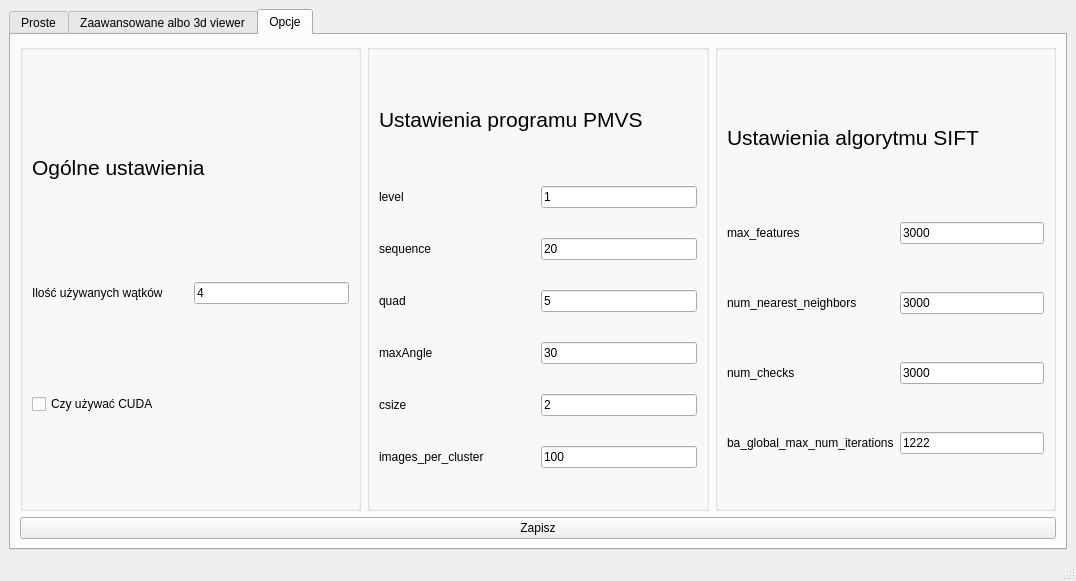
Before: the Qt Designer form form.ui in Arynski/Photogrammetry, drawn with Qt 5.
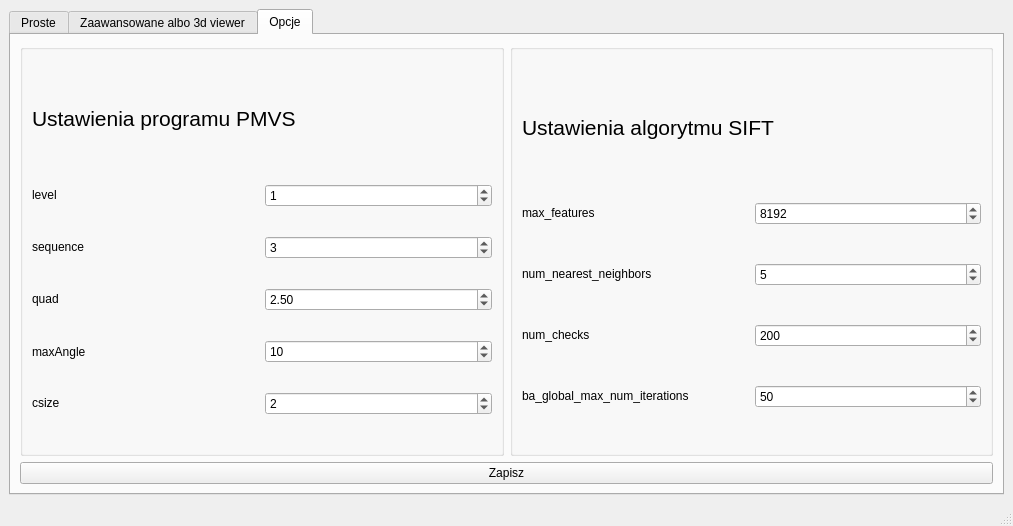
After: the same form once the commit is applied. The open tabs and pages were chosen to show the change.

Diff of the .ui file:
```diff
--- a/form.ui
+++ b/form.ui
@@ -6,8 +6,8 @@
    <rect>
     <x>0</x>
     <y>0</y>
-    <width>1076</width>
-    <height>581</height>
+    <width>1013</width>
+    <height>526</height>
    </rect>
   </property>
   <property name="sizePolicy">
@@ -199,6 +199,19 @@
              <string>Rekonstrukcja</string>
             </property>
             <layout class="QGridLayout" name="gridLayout_2">
+             <item row="2" column="0">
+              <widget class="QLabel" name="rekonstrukcjaLabel3">
+               <property name="sizePolicy">
+                <sizepolicy hsizetype="Expanding" vsizetype="Maximum">
+                 <horstretch>0</horstretch>
+                 <verstretch>0</verstretch>
+                </sizepolicy>
+               </property>
+               <property name="text">
+                <string>Wybierz poziom dokładności</string>
+               </property>
+              </widget>
+             </item>
              <item row="0" column="0">
               <widget class="QGroupBox" name="groupBox">
                <property name="sizePolicy">
@@ -211,7 +224,7 @@
                 <string>Informacje o modelu</string>
                </property>
                <layout class="QGridLayout" name="gridLayout_6">
-                <item row="0" column="0">
+                <item row="1" column="0">
                  <widget class="QLabel" name="rekonstrukcjaLabel2">
                   <property name="sizePolicy">
                    <sizepolicy hsizetype="Expanding" vsizetype="Maximum">
@@ -224,23 +237,77 @@
                   </property>
                  </widget>
                 </item>
-                <item row="1" column="0">
-                 <widget class="QLabel" name="rekonstrukcjaAvgFeatureLabel">
-                  <property name="text">
-                   <string>TextLabel</string>
+                <item row="0" column="0">
+                 <widget class="QLabel" name="rekonstrukcjaLabel1">
+                  <property name="sizePolicy">
+                   <sizepolicy hsizetype="Expanding" vsizetype="Maximum">
+                    <horstretch>0</horstretch>
+                    <verstretch>0</verstretch>
+                   </sizepolicy>
                   </property>
-                 </widget>
-                </item>
-                <item row="2" column="0">
-                 <widget class="QLabel" name="rekonstrukcjaPointsCount">
                   <property name="text">
-                   <string>TextLabel</string>
+                   <string>W katalogu roboczym jest:</string>
                   </property>
                  </widget>
                 </item>
                </layout>
               </widget>
              </item>
+             <item row="4" column="0">
+              <layout class="QVBoxLayout" name="verticalLayout_3">
+               <item>
+                <widget class="QLabel" name="label_15">
+                 <property name="text">
+                  <string>Używane wątki:</string>
+                 </property>
+                </widget>
+               </item>
+               <item>
+                <widget class="QSpinBox" name="wybierzLiczbeWatkow"/>
+               </item>
+               <item>
+                <widget class="QCheckBox" name="czyGPU">
+                 <property name="text">
+                  <string>Czy używać GPU</string>
+                 </property>
+                </widget>
+               </item>
+               <item>
+                <widget class="QCheckBox" name="checkBox">
+                 <property name="text">
+                  <string>Wymuś rekonstrukcję</string>
+                 </property>
+                </widget>
+               </item>
+               <item>
+                <spacer name="verticalSpacer_2">
+                 <property name="orientation">
+                  <enum>Qt::Orientation::Vertical</enum>
+                 </property>
+                 <property name="sizeHint" stdset="0">
+                  <size>
+                   <width>20</width>
+                   <height>40</height>
+                  </size>
+                 </property>
+                </spacer>
+               </item>
+               <item>
+                <widget class="QCheckBox" name="matchowanieCheckbox">
+                 <property name="text">
+                  <string>Użyj łączenia sekwencyjnego</string>
+                 </property>
+                </widget>
+               </item>
+               <item>
+                <widget class="QPushButton" name="startRekonstrukcji">
+                 <property name="text">
+                  <string>Rozpocznij rekonstrukcję 3D</string>
+                 </property>
+                </widget>
+               </item>
+              </layout>
+             </item>
              <item row="3" column="0">
               <widget class="QComboBox" name="wyborOpcji">
                <property name="editable">
@@ -271,74 +338,6 @@
                </item>
               </widget>
              </item>
-             <item row="2" column="0">
-              <widget class="QLabel" name="rekonstrukcjaLabel3">
-               <property name="sizePolicy">
-                <sizepolicy hsizetype="Expanding" vsizetype="Maximum">
-                 <horstretch>0</horstretch>
-                 <verstretch>0</verstretch>
-                </sizepolicy>
-               </property>
-               <property name="text">
-                <string>Wybierz poziom dokładności</string>
-               </property>
-              </widget>
-             </item>
-             <item row="5" column="0">
-              <layout class="QVBoxLayout" name="verticalLayout_3">
-               <item>
-                <widget class="QLabel" name="label_15">
-                 <property name="text">
-                  <string>Używane wątki:</string>
-                 </property>
-                </widget>
-               </item>
-               <item>
-                <widget class="QSpinBox" name="wybierzLiczbeWatkow"/>
-               </item>
-               <item>
-                <widget class="QCheckBox" name="matchowanieCheckBox">
-                 <property name="text">
-                  <string>Użyj matchowania sekwencyjnego</string>
-                 </property>
-                </widget>
-               </item>
-               <item>
-                <widget class="QCheckBox" name="wymusRekonstrukcje">
-                 <property name="text">
-                  <string>Wymuś nową rekonstrukcję</string>
-                 </property>
-                </widget>
-               </item>
-               <item>
-                <widget class="QLabel" name="rekonstrukcjaStatusLabel">
-                 <property name="text">
-                  <string/>
-                 </property>
-                </widget>
-               </item>
-               <item>
-                <spacer name="verticalSpacer_2">
-                 <property name="orientation">
-                  <enum>Qt::Orientation::Vertical</enum>
-                 </property>
-                 <property name="sizeHint" stdset="0">
-                  <size>
-                   <width>20</width>
-                   <height>40</height>
-                  </size>
-                 </property>
-                </spacer>
-               </item>
-               <item>
-                <widget class="QPushButton" name="startRekonstrukcji">
-                 <property name="text">
-                  <string>Rozpocznij rekonstrukcję 3D</string>
-                 </property>
-                </widget>
-               </item>
-              </layout>
-             </item>
             </layout>
            </widget>
           </item>
@@ -460,79 +459,6 @@
        <layout class="QGridLayout" name="gridLayout_15">
         <item row="0" column="0">
          <layout class="QHBoxLayout" name="horizontalLayout">
-          <item>
-           <widget class="QGroupBox" name="formGroupBox_3">
-            <property name="sizePolicy">
-             <sizepolicy hsizetype="Expanding" vsizetype="Expanding">
-              <horstretch>0</horstretch>
-              <verstretch>0</verstretch>
-             </sizepolicy>
-            </property>
-            <layout class="QGridLayout" name="gridLayout">
-             <item row="0" column="0" colspan="2">
-              <widget class="QLabel" name="label_12">
-               <property name="sizePolicy">
-                <sizepolicy hsizetype="Expanding" vsizetype="Maximum">
-                 <horstretch>0</horstretch>
-                 <verstretch>0</verstretch>
-                </sizepolicy>
-               </property>
-               <property name="text">
-                <string>&lt;html&gt;&lt;head/&gt;&lt;body&gt;&lt;p&gt;&lt;span style=&quot; font-size:16pt;&quot;&gt;Ogólne ustawienia&lt;/span&gt;&lt;/p&gt;&lt;/body&gt;&lt;/html&gt;</string>
-               </property>
-               <property name="wordWrap">
-                <bool>true</bool>
-               </property>
-              </widget>
-             </item>
-             <item row="2" column="0" colspan="2">
-              <widget class="QCheckBox" name="checkBox">
-               <property name="enabled">
-                <bool>true</bool>
-               </property>
-               <property name="sizePolicy">
-                <sizepolicy hsizetype="Expanding" vsizetype="Maximum">
-                 <horstretch>0</horstretch>
-                 <verstretch>0</verstretch>
-                </sizepolicy>
-               </property>
-               <property name="text">
-                <string>Czy używać CUDA</string>
-               </property>
-              </widget>
-             </item>
-             <item row="1" column="1">
-              <widget class="QLineEdit" name="lineEdit_10">
-               <property name="sizePolicy">
-                <sizepolicy hsizetype="Expanding" vsizetype="Maximum">
-                 <horstretch>0</horstretch>
-                 <verstretch>0</verstretch>
-                </sizepolicy>
-               </property>
-               <property name="text">
-                <string>4</string>
-               </property>
-              </widget>
-             </item>
-             <item row="1" column="0">
-              <widget class="QLabel" name="label_13">
-               <property name="sizePolicy">
-                <sizepolicy hsizetype="MinimumExpanding" vsizetype="Maximum">
-                 <horstretch>0</horstretch>
-                 <verstretch>0</verstretch>
-                </sizepolicy>
-               </property>
-               <property name="text">
-                <string>Ilość używanych wątków</string>
-               </property>
-               <property name="wordWrap">
-                <bool>true</bool>
-               </property>
-              </widget>
-             </item>
-            </layout>
-           </widget>
-          </item>
           <item>
            <widget class="QGroupBox" name="formGroupBox_2">
             <property name="sizePolicy">
@@ -542,40 +468,10 @@
              </sizepolicy>
             </property>
             <layout class="QGridLayout" name="gridLayout_8">
-             <item row="0" column="0" colspan="2">
-              <widget class="QLabel" name="label_2">
-               <property name="sizePolicy">
-                <sizepolicy hsizetype="Expanding" vsizetype="Maximum">
-                 <horstretch>0</horstretch>
-                 <verstretch>0</verstretch>
-                </sizepolicy>
-               </property>
-               <property name="text">
-                <string>&lt;html&gt;&lt;head/&gt;&lt;body&gt;&lt;p&gt;&lt;span style=&quot; font-size:16pt;&quot;&gt;Ustawienia programu PMVS&lt;/span&gt;&lt;/p&gt;&lt;/body&gt;&lt;/html&gt;</string>
-               </property>
-               <property name="wordWrap">
-                <bool>true</bool>
-               </property>
-              </widget>
-             </item>
-             <item row="5" column="1">
-              <widget class="QLineEdit" name="lineEdit_6">
-               <property name="text">
-                <string>2</string>
-               </property>
-              </widget>
-             </item>
-             <item row="4" column="1">
-              <widget class="QLineEdit" name="lineEdit_5">
-               <property name="text">
-                <string>30</string>
-               </property>
-              </widget>
-             </item>
-             <item row="5" column="0">
+             <item row="6" column="0">
               <widget class="QLabel" name="label_11">
                <property name="sizePolicy">
-                <sizepolicy hsizetype="Expanding" vsizetype="Maximum">
+                <sizepolicy hsizetype="MinimumExpanding" vsizetype="Maximum">
                  <horstretch>0</horstretch>
                  <verstretch>0</verstretch>
                 </sizepolicy>
@@ -588,10 +484,10 @@
                </property>
               </widget>
              </item>
-             <item row="3" column="0">
+             <item row="4" column="0">
               <widget class="QLabel" name="label_9">
                <property name="sizePolicy">
-                <sizepolicy hsizetype="Expanding" vsizetype="Maximum">
+                <sizepolicy hsizetype="MinimumExpanding" vsizetype="Maximum">
                  <horstretch>0</horstretch>
                  <verstretch>0</verstretch>
                 </sizepolicy>
@@ -604,15 +500,8 @@
                </property>
               </widget>
              </item>
-             <item row="2" column="1">
-              <widget class="QLineEdit" name="lineEdit_3">
-               <property name="text">
-                <string>20</string>
-               </property>
-              </widget>
-             </item>
-             <item row="1" column="1">
-              <widget class="QLineEdit" name="lineEdit_2">
+             <item row="0" column="0" colspan="2">
+              <widget class="QLabel" name="label_2">
                <property name="sizePolicy">
                 <sizepolicy hsizetype="Expanding" vsizetype="Maximum">
                  <horstretch>0</horstretch>
@@ -620,14 +509,17 @@
                 </sizepolicy>
                </property>
                <property name="text">
-                <string>1</string>
+                <string>&lt;html&gt;&lt;head/&gt;&lt;body&gt;&lt;p&gt;&lt;span style=&quot; font-size:16pt;&quot;&gt;Ustawienia programu PMVS&lt;/span&gt;&lt;/p&gt;&lt;/body&gt;&lt;/html&gt;</string>
+               </property>
+               <property name="wordWrap">
+                <bool>true</bool>
                </property>
               </widget>
              </item>
-             <item row="1" column="0">
+             <item row="2" column="0">
               <widget class="QLabel" name="label_8">
                <property name="sizePolicy">
-                <sizepolicy hsizetype="Expanding" vsizetype="Maximum">
+                <sizepolicy hsizetype="MinimumExpanding" vsizetype="Maximum">
                  <horstretch>0</horstretch>
                  <verstretch>0</verstretch>
                 </sizepolicy>
@@ -640,17 +532,10 @@
                </property>
               </widget>
              </item>
-             <item row="3" column="1">
-              <widget class="QLineEdit" name="lineEdit_4">
-               <property name="text">
-                <string>5</string>
-               </property>
-              </widget>
-             </item>
-             <item row="2" column="0">
+             <item row="3" column="0">
               <widget class="QLabel" name="label_6">
                <property name="sizePolicy">
-                <sizepolicy hsizetype="Expanding" vsizetype="Maximum">
+                <sizepolicy hsizetype="MinimumExpanding" vsizetype="Maximum">
                  <horstretch>0</horstretch>
                  <verstretch>0</verstretch>
                 </sizepolicy>
@@ -663,8 +548,14 @@
                </property>
               </widget>
              </item>
-             <item row="4" column="0">
+             <item row="5" column="0">
               <widget class="QLabel" name="label_10">
+               <property name="sizePolicy">
+                <sizepolicy hsizetype="MinimumExpanding" vsizetype="Preferred">
+                 <horstretch>0</horstretch>
+                 <verstretch>0</verstretch>
+                </sizepolicy>
+               </property>
                <property name="text">
                 <string>maxAngle</string>
                </property>
@@ -673,17 +564,62 @@
                </property>
               </widget>
              </item>
-             <item row="6" column="0">
-              <widget class="QLabel" name="label_16">
-               <property name="text">
-                <string>images_per_cluster</string>
+             <item row="2" column="1">
+              <widget class="QSpinBox" name="level">
+               <property name="sizePolicy">
+                <sizepolicy hsizetype="Expanding" vsizetype="Maximum">
+                 <horstretch>0</horstretch>
+                 <verstretch>0</verstretch>
+                </sizepolicy>
+               </property>
+               <property name="value">
+                <number>1</number>
+               </property>
+              </widget>
+             </item>
+             <item row="3" column="1">
+              <widget class="QSpinBox" name="sequence">
+               <property name="sizePolicy">
+                <sizepolicy hsizetype="Expanding" vsizetype="Maximum">
+                 <horstretch>0</horstretch>
+                 <verstretch>0</verstretch>
+                </sizepolicy>
+               </property>
+               <property name="value">
+                <number>3</number>
+               </property>
+              </widget>
+             </item>
+             <item row="5" column="1">
+              <widget class="QSpinBox" name="maxAngle">
+               <property name="sizePolicy">
+                <sizepolicy hsizetype="Expanding" vsizetype="Maximum">
+                 <horstretch>0</horstretch>
+                 <verstretch>0</verstretch>
+                </sizepolicy>
+               </property>
+               <property name="value">
+                <number>10</number>
                </property>
               </widget>
              </item>
              <item row="6" column="1">
-              <widget class="QLineEdit" name="lineEdit_11">
-               <property name="text">
-                <string>100</string>
+              <widget class="QSpinBox" name="csize">
+               <property name="sizePolicy">
+                <sizepolicy hsizetype="Expanding" vsizetype="Maximum">
+                 <horstretch>0</horstretch>
+                 <verstretch>0</verstretch>
+                </sizepolicy>
+               </property>
+               <property name="value">
+                <number>2</number>
+               </property>
+              </widget>
+             </item>
+             <item row="4" column="1">
+              <widget class="QDoubleSpinBox" name="quad">
+               <property name="value">
+                <double>2.500000000000000</double>
                </property>
               </widget>
              </item>
@@ -715,19 +651,6 @@
                </property>
               </widget>
              </item>
-             <item row="1" column="1">
-              <widget class="QLineEdit" name="lineEdit">
-               <property name="sizePolicy">
-                <sizepolicy hsizetype="Expanding" vsizetype="Maximum">
-                 <horstretch>0</horstretch>
-                 <verstretch>0</verstretch>
-                </sizepolicy>
-               </property>
-               <property name="text">
-                <string>3000</string>
-               </property>
-              </widget>
-             </item>
              <item row="4" column="0">
               <widget class="QLabel" name="label_5">
                <property name="sizePolicy">
@@ -750,19 +673,6 @@
                </property>
               </widget>
              </item>
-             <item row="2" column="1">
-              <widget class="QLineEdit" name="lineEdit_7">
-               <property name="sizePolicy">
-                <sizepolicy hsizetype="Expanding" vsizetype="Maximum">
-                 <horstretch>0</horstretch>
-                 <verstretch>0</verstretch>
-                </sizepolicy>
-               </property>
-               <property name="text">
-                <string>3000</string>
-               </property>
-              </widget>
-             </item>
              <item row="2" column="0">
               <widget class="QLabel" name="label_3">
                <property name="sizePolicy">
@@ -779,32 +689,6 @@
                </property>
               </widget>
              </item>
-             <item row="4" column="1">
-              <widget class="QLineEdit" name="lineEdit_9">
-               <property name="sizePolicy">
-                <sizepolicy hsizetype="Expanding" vsizetype="Maximum">
-                 <horstretch>0</horstretch>
-                 <verstretch>0</verstretch>
-                </sizepolicy>
-               </property>
-               <property name="text">
-                <string>1222</string>
-               </property>
-              </widget>
-             </item>
-             <item row="3" column="1">
-              <widget class="QLineEdit" name="lineEdit_8">
-               <property name="sizePolicy">
-                <sizepolicy hsizetype="Expanding" vsizetype="Maximum">
-                 <horstretch>0</horstretch>
-                 <verstretch>0</verstretch>
-                </sizepolicy>
-               </property>
-               <property name="text">
-                <string>3000</string>
-               </property>
-              </widget>
-             </item>
              <item row="1" column="0">
               <widget class="QLabel" name="label_7">
                <property name="sizePolicy">
@@ -837,13 +721,74 @@
                </property>
               </widget>
              </item>
+             <item row="1" column="1">
+              <widget class="QSpinBox" name="maxFeatures">
+               <property name="sizePolicy">
+                <sizepolicy hsizetype="Expanding" vsizetype="Minimum">
+                 <horstretch>0</horstretch>
+                 <verstretch>0</verstretch>
+                </sizepolicy>
+               </property>
+               <property name="maximum">
+                <number>100000</number>
+               </property>
+               <property name="value">
+                <number>8192</number>
+               </property>
+              </widget>
+             </item>
+             <item row="2" column="1">
+              <widget class="QSpinBox" name="numNearestNeighbors">
+               <property name="sizePolicy">
+                <sizepolicy hsizetype="Expanding" vsizetype="Minimum">
+                 <horstretch>0</horstretch>
+                 <verstretch>0</verstretch>
+                </sizepolicy>
+               </property>
+               <property name="value">
+                <number>5</number>
+               </property>
+              </widget>
+             </item>
+             <item row="3" column="1">
+              <widget class="QSpinBox" name="numChecks">
+               <property name="sizePolicy">
+                <sizepolicy hsizetype="Expanding" vsizetype="Minimum">
+                 <horstretch>0</horstretch>
+                 <verstretch>0</verstretch>
+                </sizepolicy>
+               </property>
+               <property name="maximum">
+                <number>10000</number>
+               </property>
+               <property name="value">
+                <number>200</number>
+               </property>
+              </widget>
+             </item>
+             <item row="4" column="1">
+              <widget class="QSpinBox" name="baGlobal">
+               <property name="sizePolicy">
+                <sizepolicy hsizetype="Expanding" vsizetype="Minimum">
+                 <horstretch>0</horstretch>
+                 <verstretch>0</verstretch>
+                </sizepolicy>
+               </property>
+               <property name="maximum">
+                <number>10000</number>
+               </property>
+               <property name="value">
+                <number>50</number>
+               </property>
+              </widget>
+             </item>
             </layout>
            </widget>
           </item>
          </layout>
         </item>
         <item row="1" column="0">
-         <widget class="QPushButton" name="pushButton">
+         <widget class="QPushButton" name="zapiszUstawienia">
           <property name="sizePolicy">
            <sizepolicy hsizetype="MinimumExpanding" vsizetype="Maximum">
             <horstretch>0</horstretch>
@@ -866,7 +811,7 @@
     <rect>
      <x>0</x>
      <y>0</y>
-     <width>1076</width>
+     <width>1013</width>
      <height>23</height>
     </rect>
    </property>
```
